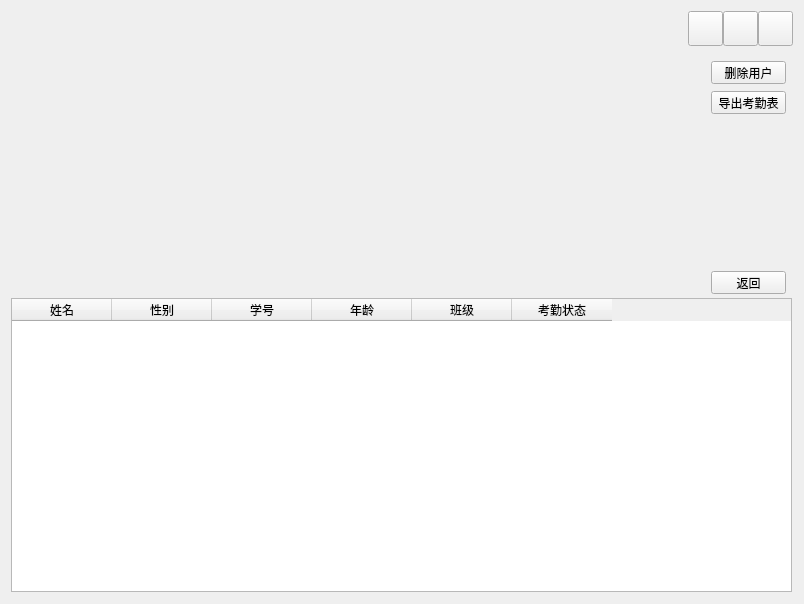
Before: the Qt Designer form managementinfo.ui in lmmiku/faceRecognitionOnQtCreator, drawn with Qt 5.
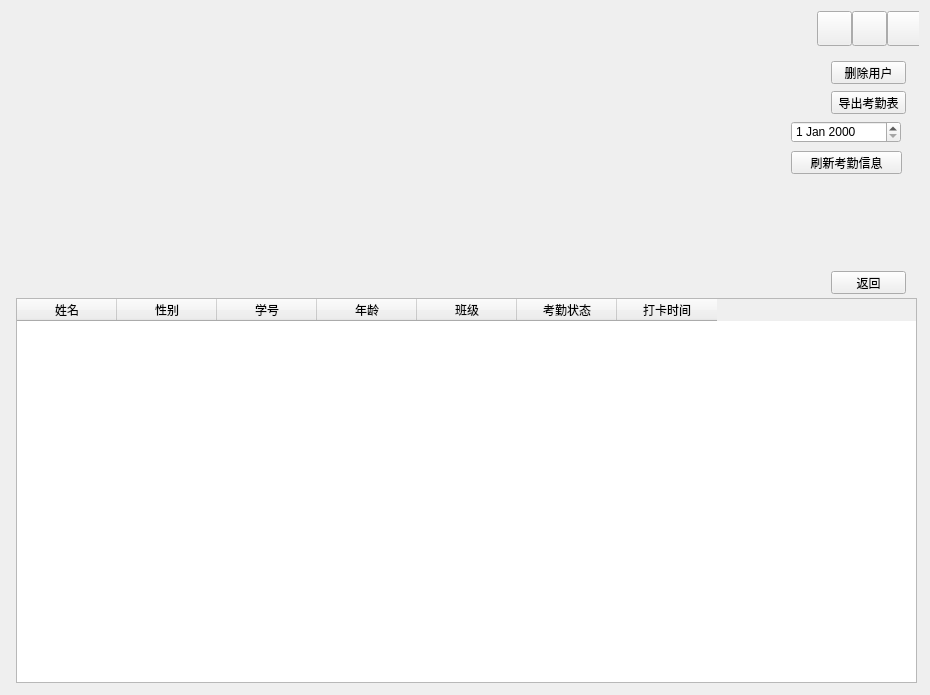
After: the same form once the commit is applied. Custom widgets are drawn as their Qt base class.

Commit message: 修改考勤功能

```diff
--- a/managementinfo.ui
+++ b/managementinfo.ui
@@ -6,15 +6,15 @@
    <rect>
     <x>0</x>
     <y>0</y>
-    <width>800</width>
-    <height>600</height>
+    <width>930</width>
+    <height>695</height>
    </rect>
   </property>
   <property name="windowTitle">
    <string>Form</string>
   </property>
   <layout class="QGridLayout" name="gridLayout">
-   <item row="0" column="0">
+   <item row="0" column="1">
     <widget class="QWidget" name="widget" native="true">
      <property name="minimumSize">
       <size>
@@ -25,10 +25,10 @@
      <widget class="QTableWidget" name="infomation">
       <property name="geometry">
        <rect>
-        <x>0</x>
+        <x>5</x>
         <y>287</y>
-        <width>781</width>
-        <height>294</height>
+        <width>901</width>
+        <height>385</height>
        </rect>
       </property>
       <column>
@@ -61,13 +61,18 @@
         <string>考勤状态</string>
        </property>
       </column>
+      <column>
+       <property name="text">
+        <string>打卡时间</string>
+       </property>
+      </column>
      </widget>
      <widget class="QWidget" name="widget_title" native="true">
       <property name="geometry">
        <rect>
         <x>0</x>
         <y>0</y>
-        <width>782</width>
+        <width>911</width>
         <height>36</height>
        </rect>
       </property>
@@ -200,7 +205,7 @@
      <widget class="QPushButton" name="returnWidget">
       <property name="geometry">
        <rect>
-        <x>700</x>
+        <x>820</x>
         <y>260</y>
         <width>75</width>
         <height>23</height>
@@ -223,7 +228,7 @@
      <widget class="QPushButton" name="deleteUser">
       <property name="geometry">
        <rect>
-        <x>700</x>
+        <x>820</x>
         <y>50</y>
         <width>75</width>
         <height>23</height>
@@ -236,7 +241,7 @@
      <widget class="QPushButton" name="derive">
       <property name="geometry">
        <rect>
-        <x>700</x>
+        <x>820</x>
         <y>80</y>
         <width>75</width>
         <height>23</height>
@@ -246,6 +251,29 @@
        <string>导出考勤表</string>
       </property>
      </widget>
+     <widget class="QDateEdit" name="date">
+      <property name="geometry">
+       <rect>
+        <x>780</x>
+        <y>110</y>
+        <width>110</width>
+        <height>22</height>
+       </rect>
+      </property>
+     </widget>
+     <widget class="QPushButton" name="fflush">
+      <property name="geometry">
+       <rect>
+        <x>780</x>
+        <y>140</y>
+        <width>111</width>
+        <height>23</height>
+       </rect>
+      </property>
+      <property name="text">
+       <string>刷新考勤信息</string>
+      </property>
+     </widget>
     </widget>
    </item>
   </layout>
```
The commit also changes 19 other files.
